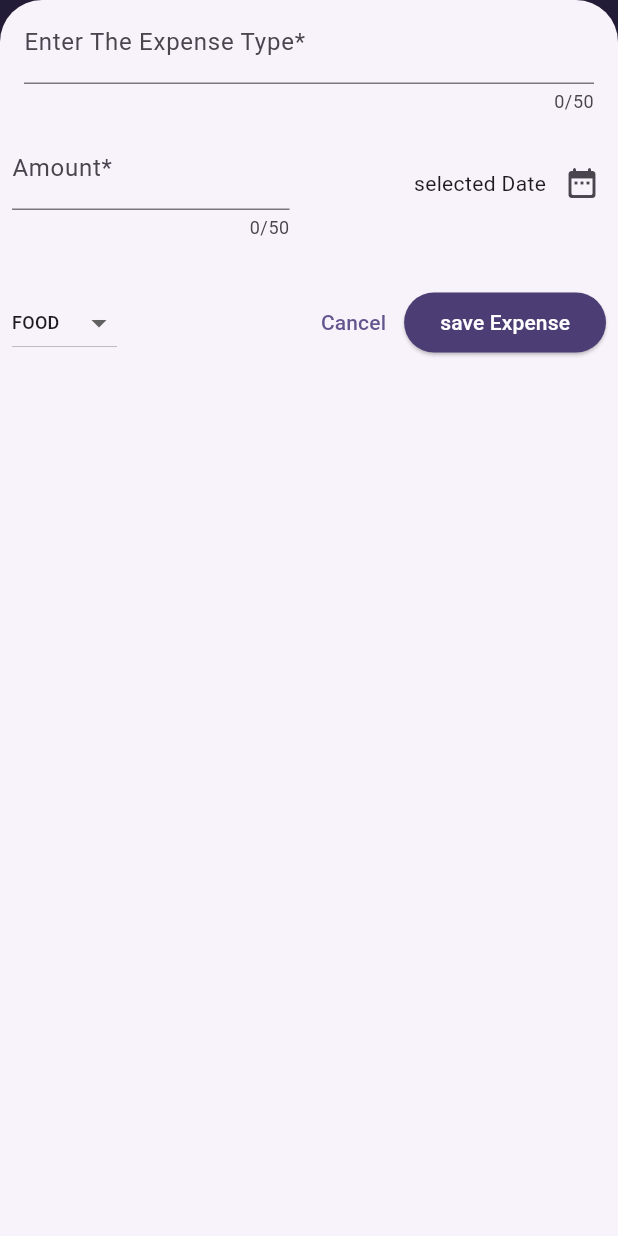
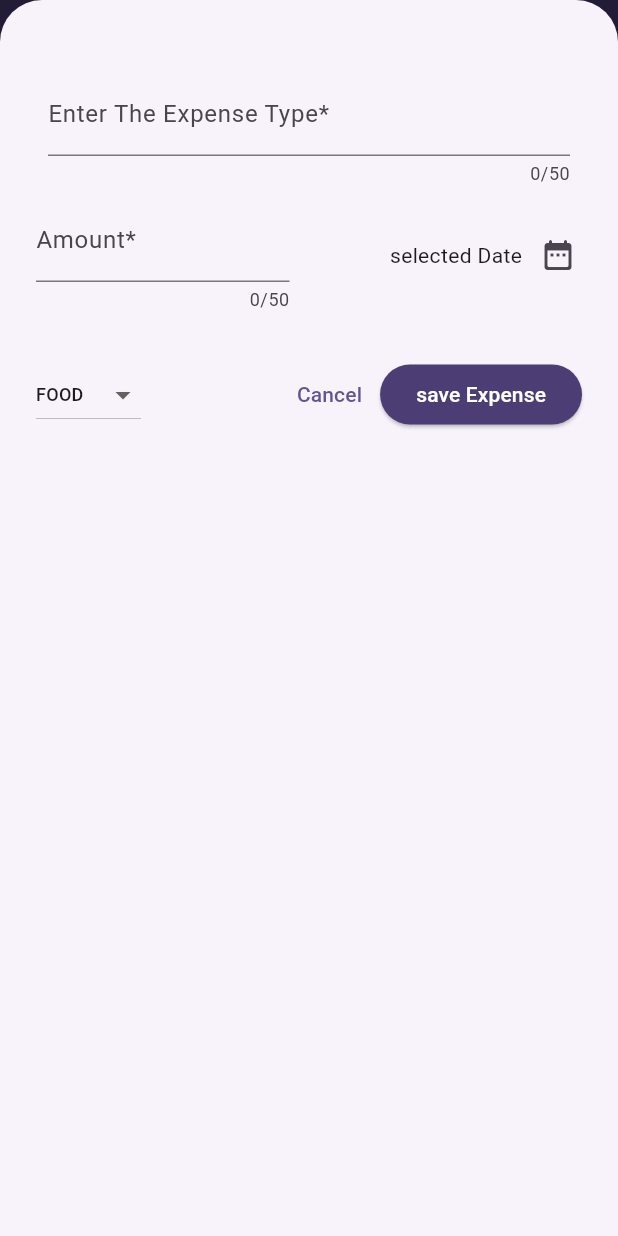
Before and after one commit to yogeshyergalwar/ExpencesApp, a Flutter app: the screen it shows after launch, after a tap on the "add" icon, on a phone screen of 412 x 824 dp. Run offline on Flutter 3.47's test engine with Material 3 defaults, Android fonts, the phone set to English and light mode, and no system bars.

Commit message:
resposnsive screens

```diff
--- a/lib/Widget/expence.dart
+++ b/lib/Widget/expence.dart
@@ -17,28 +17,29 @@ class _MyAppState extends State<MyApp> {
   final List<Expences> _ListOfRegisterExpences = [
     Expences(
         tittle: 'Flutter Course',
-        amount: 500.00,
+        amount: 50.00,
         date: DateTime.now(),
         category: Category.Work),
     Expences(
         tittle: 'Foods',
-        amount: 500.00,
+        amount: 30.00,
         date: DateTime.now(),
         category: Category.Food),
     Expences(
         tittle: 'Travels',
-        amount: 500.00,
+        amount: 10.00,
         date: DateTime.now(),
         category: Category.Travel),
     Expences(
         tittle: 'others',
-        amount: 500.00,
+        amount: 5.00,
         date: DateTime.now(),
         category: Category.Others),
   ];
 
   void _bottomOverlay() {
     showModalBottomSheet(
+
       isScrollControlled: true,
       useSafeArea: true,
       context: context,
@@ -55,7 +56,7 @@ class _MyAppState extends State<MyApp> {
   }
 
   void _OnremoveExpence(Expences expence) {
-    final indexElemet=_ListOfRegisterExpences.indexOf(expence);
+    final indexElemet = _ListOfRegisterExpences.indexOf(expence);
     setState(() {
       _ListOfRegisterExpences.remove(expence);
     });
@@ -65,7 +66,7 @@ class _MyAppState extends State<MyApp> {
         duration: Duration(seconds: 3),
         content: Text('Expense Deleted'),
         action: SnackBarAction(
-          onPressed: (){
+          onPressed: () {
             setState(() {
               _ListOfRegisterExpences.insert(indexElemet, expence);
             });
@@ -78,6 +79,8 @@ class _MyAppState extends State<MyApp> {
 
   @override
   Widget build(BuildContext context) {
+    final width = MediaQuery.of(context).size.width;
+    final heifht = MediaQuery.of(context).size.height;
     Widget maincontent = Center(
       child: Text('No expences Found,Start Adding Some'),
     );
@@ -90,16 +93,32 @@ class _MyAppState extends State<MyApp> {
     return Scaffold(
         appBar: AppBar(
           title: Text('Expences App'),
-        actions: [IconButton(onPressed: _bottomOverlay, icon: Icon(Icons.add))],
+          actions: [
+            IconButton(onPressed: _bottomOverlay, icon: Icon(Icons.add))
+          ],
         ),
-      body: Column(
+        body: width < 600
+            ? Column(
                 children: [
-          Chart(expenses:_ListOfRegisterExpences ,),
+                  Chart(
+                    expenses: _ListOfRegisterExpences,
+                  ),
                   Expanded(
                     child: maincontent,
                   )
                 ],
+              )
+            : Row(
+                children: [
+                  Expanded(
+                    child: Chart(
+                      expenses: _ListOfRegisterExpences,
                     ),
-    );
+                  ),
+                  Expanded(
+                    child: maincontent,
+                  )
+                ],
+              ));
   }
 }
--- a/lib/Widget/newExpaenselist.dart
+++ b/lib/Widget/newExpaenselist.dart
@@ -71,12 +71,19 @@ Navigator.pop(context);
 
   @override
   Widget build(BuildContext context) {
-    return Column(
+    final keyboardSpace = MediaQuery.of(context).viewInsets.bottom;
+    return SizedBox(
+      height: double.infinity,
+      child: SingleChildScrollView(
+
+        child: Padding(
+          padding:  EdgeInsets.fromLTRB(16,48,16,keyboardSpace+16),
+          child: Column(
             //mainAxisAlignment: MainAxisAlignment.center,
             mainAxisSize: MainAxisSize.min,
             children: <Widget>[
               Padding(
-          padding: const EdgeInsets.symmetric(horizontal: 16.0),
+                padding:  EdgeInsets.symmetric(horizontal: 16.0),
                 child: TextField(
                   controller: _tittController,
                   maxLength: 50,
@@ -95,7 +102,7 @@ Navigator.pop(context);
                         keyboardType: TextInputType.number,
                         maxLength: 50,
                         decoration: InputDecoration(
-                    prefix: Text('\$'),
+                          prefix: Text('\₹'),
                           label: Text('Amount*'),
                         ),
                       ),
@@ -164,6 +171,9 @@ Navigator.pop(context);
                 ),
               )
             ],
+          ),
+        ),
+      ),
     );
   }
 }
--- a/lib/main.dart
+++ b/lib/main.dart
@@ -2,13 +2,15 @@ import 'package:flutter/cupertino.dart';
 import 'package:flutter/material.dart';
 
 import 'Widget/expence.dart';
-
+//import 'package:flutter/services.dart';
 var kColorSheme =
     ColorScheme.fromSeed(seedColor: Color.fromARGB(255, 96, 59, 181));
 var kDarkColorSheme = ColorScheme.fromSeed(
     seedColor: Color.fromARGB(255, 5, 99, 125), brightness: Brightness.dark);
 
 void main() {
+  //WidgetsFlutterBinding.ensureInitialized();
+ // SystemChrome.setPreferredOrientations([DeviceOrientation.portraitUp]).then((fn){
     runApp(MaterialApp(
       darkTheme: ThemeData.dark().copyWith(
         useMaterial3: true,
@@ -42,4 +44,6 @@ void main() {
 //themeMode:ThemeMode.system,default
       home: MyApp(),
     ));
+ // });
+
 }
```
Lines whose indentation alone changed are shown as unchanged.
